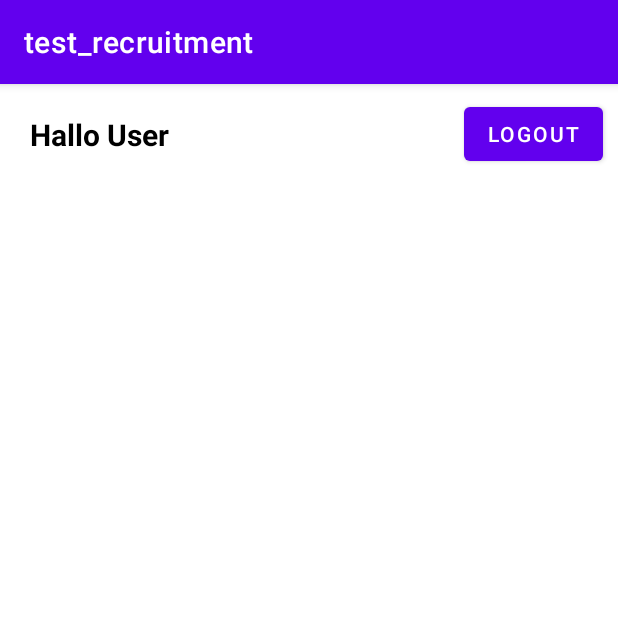
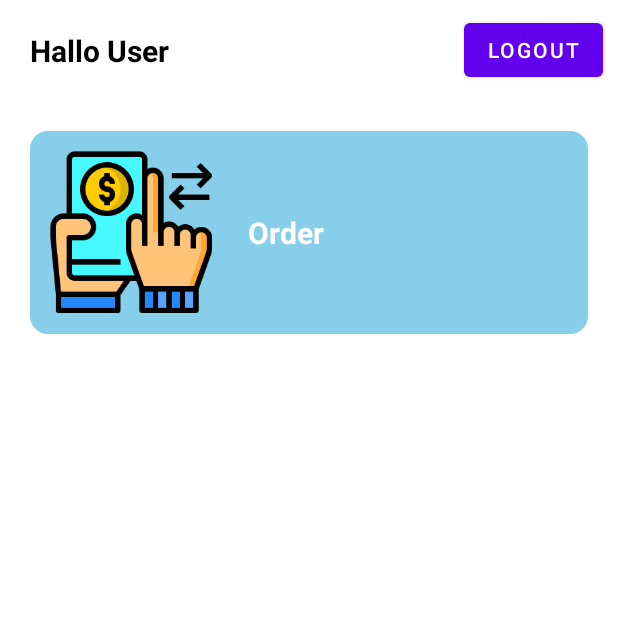
Before and after one commit to Dwi-Kumara-W/kotlin-tes-requirement, an Android app: the home screen opened directly, with no data from a screen before it, on a phone screen of 412 x 824 dp, the top half of it. Run offline under Robolectric (Android 15) with nearby library versions, the phone set to English and light mode, and no system bars.

Commit message:
add menu order and img order

```diff
--- a/app/src/main/AndroidManifest.xml
+++ b/app/src/main/AndroidManifest.xml
@@ -18,6 +18,9 @@
         android:usesCleartextTraffic="true"
         tools:targetApi="31">
         <activity
+            android:name=".order"
+            android:exported="false" />
+        <activity
             android:name=".home"
             android:exported="false" />
         <activity
--- a/app/src/main/java/com/example/test_recruitment/home.kt
+++ b/app/src/main/java/com/example/test_recruitment/home.kt
@@ -5,6 +5,7 @@ import android.database.Cursor
 import android.os.Bundle
 import android.view.View
 import android.widget.Button
+import android.widget.RelativeLayout
 import androidx.appcompat.app.AppCompatActivity
 import com.example.test_recruitment.sqllite.user
 
@@ -18,6 +19,7 @@ class home : AppCompatActivity() {
         super.onCreate(savedInstanceState)
         setContentView(R.layout.activity_home)
 
+        val btn_menu_order = findViewById<RelativeLayout>(R.id.btn_daftar_order)
         val btn_logout = findViewById<Button>(R.id.btn_logout)
 
         dbHelper = user(this)
@@ -26,9 +28,17 @@ class home : AppCompatActivity() {
         cursor = db.rawQuery("SELECT * FROM USER", null)
         cursorid = db.rawQuery("SELECT id_device FROM USER", null)
 
+        btn_menu_order.setOnClickListener(View.OnClickListener {
+            val godaftarorder = Intent(this@home, order::class.java)
+            startActivity(godaftarorder)
+//            finish()
+        })
+
         btn_logout.setOnClickListener(View.OnClickListener {
             proses_logout()
         })
+
+
 
     }
 
--- /dev/null
+++ b/app/src/main/java/com/example/test_recruitment/order.kt
@@ -0,0 +1,11 @@
+package com.example.test_recruitment
+
+import androidx.appcompat.app.AppCompatActivity
+import android.os.Bundle
+
+class order : AppCompatActivity() {
+    override fun onCreate(savedInstanceState: Bundle?) {
+        super.onCreate(savedInstanceState)
+        setContentView(R.layout.activity_order)
+    }
+}
--- /dev/null
+++ b/app/src/main/res/drawable/btn_menu.xml
@@ -0,0 +1,13 @@
+<?xml version="1.0" encoding="utf-8"?>
+<shape xmlns:android="http://schemas.android.com/apk/res/android"
+    android:shape="rectangle">
+
+    <gradient
+        android:startColor="#87CEEB"
+        android:endColor="#87CEEB" />
+
+    <corners
+        android:radius="12dp" />
+
+
+</shape>
--- a/app/src/main/res/layout/activity_home.xml
+++ b/app/src/main/res/layout/activity_home.xml
@@ -36,6 +36,41 @@
 
         </LinearLayout>
 
+        <RelativeLayout
+            android:id="@+id/btn_daftar_order"
+            android:layout_width="match_parent"
+            android:layout_height="wrap_content"
+            android:background="@drawable/btn_menu"
+            android:layout_marginLeft="20dp"
+            android:layout_marginRight="20dp"
+            android:layout_marginTop="20dp">
+
+            <LinearLayout
+                android:layout_width="match_parent"
+                android:layout_height="wrap_content"
+                android:orientation="horizontal">
+
+                <ImageView
+                    android:layout_width="wrap_content"
+                    android:layout_height="wrap_content"
+                    android:layout_margin="10dp"
+                    android:src="@drawable/transfer" />
+
+                <TextView
+                    android:layout_width="wrap_content"
+                    android:layout_height="wrap_content"
+                    android:layout_gravity="center"
+                    android:layout_marginLeft="10dp"
+                    android:text="Order"
+                    android:textColor="@color/white"
+                    android:textSize="20sp"
+                    android:textStyle="bold" />
+
+            </LinearLayout>
+
+        </RelativeLayout>
+
+
     </LinearLayout>
 
 </androidx.constraintlayout.widget.ConstraintLayout>
--- /dev/null
+++ b/app/src/main/res/layout/activity_order.xml
@@ -0,0 +1,9 @@
+<?xml version="1.0" encoding="utf-8"?>
+<androidx.constraintlayout.widget.ConstraintLayout xmlns:android="http://schemas.android.com/apk/res/android"
+    xmlns:app="http://schemas.android.com/apk/res-auto"
+    xmlns:tools="http://schemas.android.com/tools"
+    android:layout_width="match_parent"
+    android:layout_height="match_parent"
+    tools:context=".order">
+
+</androidx.constraintlayout.widget.ConstraintLayout>
--- a/app/src/main/res/values/themes.xml
+++ b/app/src/main/res/values/themes.xml
@@ -1,6 +1,6 @@
 <resources xmlns:tools="http://schemas.android.com/tools">
     <!-- Base application theme. -->
-    <style name="Theme.Test_recruitment" parent="Theme.MaterialComponents.DayNight.DarkActionBar">
+    <style name="Theme.Test_recruitment" parent="Theme.MaterialComponents.DayNight.NoActionBar">
         <!-- Primary brand color. -->
         <item name="colorPrimary">@color/purple_500</item>
         <item name="colorPrimaryVariant">@color/purple_700</item>
```
Also changed, not shown: app/src/main/res/drawable-hdpi/transfer.png (added), app/src/main/res/drawable-ldpi/transfer.png (added), app/src/main/res/drawable-mdpi/transfer.png (added), app/src/main/res/drawable-xhdpi/transfer.png (added), app/src/main/res/drawable-xxhdpi/transfer.png (added), app/src/main/res/drawable-xxxhdpi/transfer.png (added).
